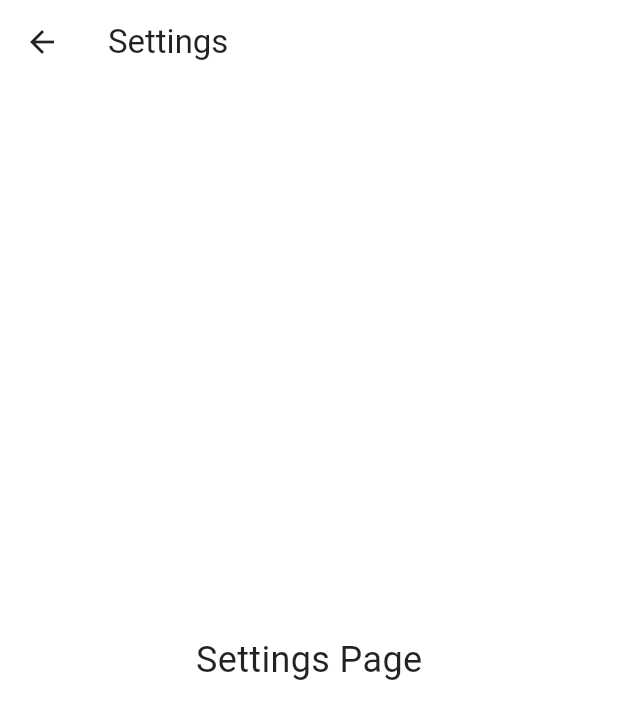
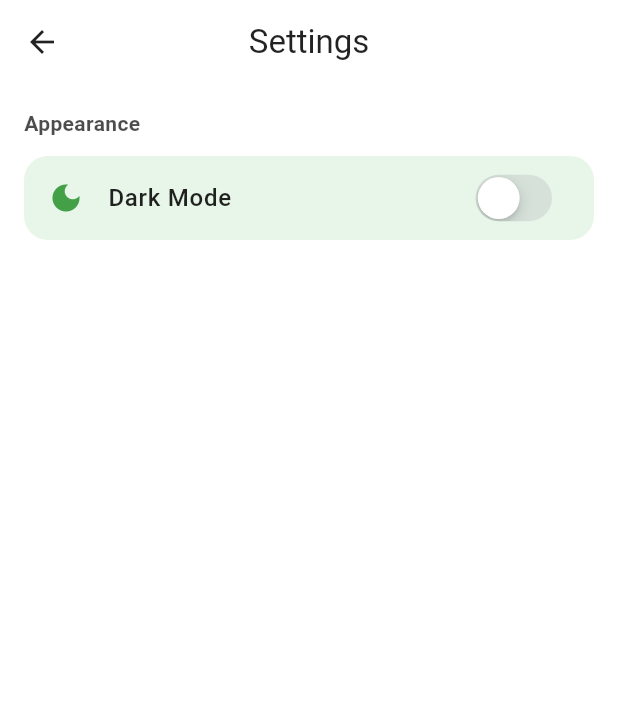
Before and after one commit to ghdvhoang/GreenMessageApp, a Flutter app: the screen it shows once a user with an empty profile is signed in, in the side drawer, after a tap on "Settings", on a phone screen of 412 x 824 dp. Shown: the top 719 px of the screen. Run offline on Flutter 3.47's test engine with Material 3 defaults, Android fonts, the phone set to English and light mode, and no system bars; our stand-ins replace cloud_firestore, firebase_auth, firebase_core; accounts and stored records are empty; network calls fail.

Commit message:
feat: theme switch

```diff
--- a/lib/main.dart
+++ b/lib/main.dart
@@ -2,12 +2,18 @@ import 'package:firebase_core/firebase_core.dart';
 import 'package:flutter/material.dart';
 import 'package:green_message_app/services/auth/auth_gate.dart';
 import 'package:green_message_app/firebase_options.dart';
-import 'package:green_message_app/themes/light_mode.dart';
+import 'package:green_message_app/themes/theme_provider.dart';
+import 'package:provider/provider.dart';
 
 void main() async {
   WidgetsFlutterBinding.ensureInitialized();
   await Firebase.initializeApp(options: DefaultFirebaseOptions.currentPlatform);
-  runApp(const MyApp());
+  runApp(
+    ChangeNotifierProvider(
+      create: (context) => ThemeProvider(),
+      child: const MyApp(),
+    ),
+  );
 }
 
 class MyApp extends StatelessWidget {
@@ -18,7 +24,7 @@ class MyApp extends StatelessWidget {
     return MaterialApp(
       debugShowCheckedModeBanner: false,
       home: const AuthGate(),
-      theme: lightMode,
+      theme: Provider.of<ThemeProvider>(context).themeData,
     );
   }
 }
--- a/lib/pages/settings_page.dart
+++ b/lib/pages/settings_page.dart
@@ -1,14 +1,62 @@
+import 'package:flutter/cupertino.dart';
 import 'package:flutter/material.dart';
+import 'package:green_message_app/themes/theme_provider.dart';
+import 'package:provider/provider.dart';
 
 class SettingsPage extends StatelessWidget {
   const SettingsPage({super.key});
 
   @override
   Widget build(BuildContext context) {
+    final colors = Theme.of(context).colorScheme;
+
     return Scaffold(
-      appBar: AppBar(title: Text("Settings")),
-      body: Center(
-        child: Text("Settings Page", style: TextStyle(fontSize: 24)),
+      appBar: AppBar(
+        title: const Text("Settings"),
+        centerTitle: true,
+        elevation: 0,
+      ),
+
+      body: ListView(
+        padding: const EdgeInsets.all(16),
+        children: [
+          // GENERAL SECTION TITLE
+          Text(
+            "Appearance",
+            style: TextStyle(
+              fontSize: 14,
+              fontWeight: FontWeight.w600,
+              color: colors.onSurface.withAlpha(179),
+            ),
+          ),
+
+          const SizedBox(height: 12),
+
+          // SWITCH ITEM CARD
+          Container(
+            decoration: BoxDecoration(
+              color: colors.surfaceContainerLowest,
+              borderRadius: BorderRadius.circular(16),
+            ),
+            child: ListTile(
+              leading: Icon(Icons.dark_mode, color: colors.primary),
+              title: const Text(
+                "Dark Mode",
+                style: TextStyle(fontSize: 16, fontWeight: FontWeight.w500),
+              ),
+              trailing: CupertinoSwitch(
+                value: Provider.of<ThemeProvider>(
+                  context,
+                  listen: false,
+                ).isDarkMode,
+                onChanged: (value) => Provider.of<ThemeProvider>(
+                  context,
+                  listen: false,
+                ).toggleTheme(),
+              ),
+            ),
+          ),
+        ],
       ),
     );
   }
--- /dev/null
+++ b/lib/themes/dark_mode.dart
@@ -0,0 +1,24 @@
+import 'package:flutter/material.dart';
+
+ThemeData darkMode = ThemeData(
+  useMaterial3: true,
+  brightness: Brightness.dark,
+  colorScheme: ColorScheme.dark(
+    primary: Colors.green.shade400,
+    onPrimary: Colors.black,
+
+    secondary: Colors.green.shade300,
+    onSecondary: Colors.black,
+
+    surface: const Color(0xFF121212), // nền chính
+    onSurface: Colors.white70,
+
+    tertiary: Colors.green.shade800, // xanh đậm dùng cho card/chat bubble dark
+    // Surface variants trong dark mode (từ nhạt -> đậm)
+    surfaceContainerLowest: const Color(0xFF1A1A1A),
+    surfaceContainerLow: const Color(0xFF1F1F1F),
+    surfaceContainer: const Color(0xFF242424),
+    surfaceContainerHigh: const Color(0xFF2C2C2C),
+    surfaceContainerHighest: const Color(0xFF333333),
+  ),
+);
--- /dev/null
+++ b/lib/themes/theme_provider.dart
@@ -0,0 +1,23 @@
+import 'package:flutter/material.dart';
+import 'package:green_message_app/themes/light_mode.dart';
+import 'package:green_message_app/themes/dark_mode.dart';
+
+class ThemeProvider extends ChangeNotifier {
+  ThemeData _themeData = lightMode;
+
+  ThemeData get themeData => _themeData;
+  bool get isDarkMode => _themeData == darkMode;
+  set themeData(ThemeData themeData) {
+    _themeData = themeData;
+    notifyListeners();
+  }
+
+  void toggleTheme() {
+    if (_themeData == lightMode) {
+      themeData = darkMode;
+    } else {
+      themeData = lightMode;
+    }
+    // notifyListeners();
+  }
+}
--- a/pubspec.yaml
+++ b/pubspec.yaml
@@ -37,6 +37,7 @@ dependencies:
   firebase_core: ^4.2.1
   firebase_auth: ^6.1.2
   cloud_firestore: ^6.1.0
+  provider: ^6.1.5+1
 
 dev_dependencies:
   flutter_test:
```
Also changed, not shown: pubspec.lock.
